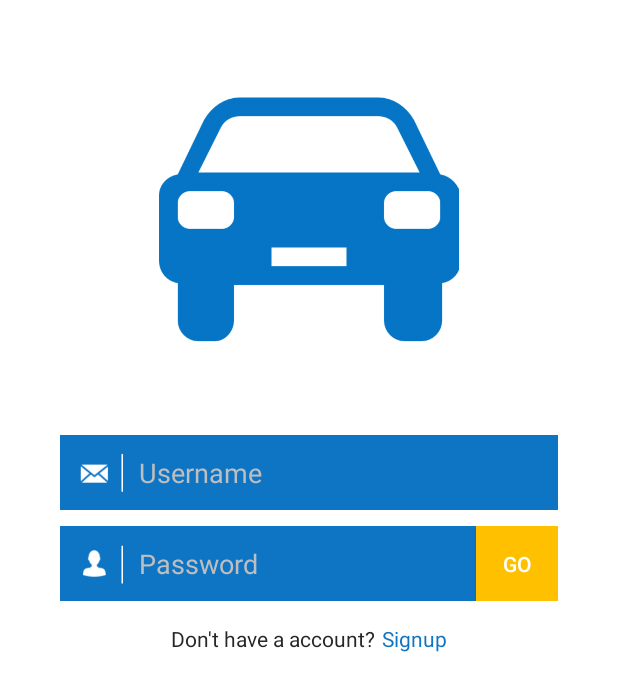
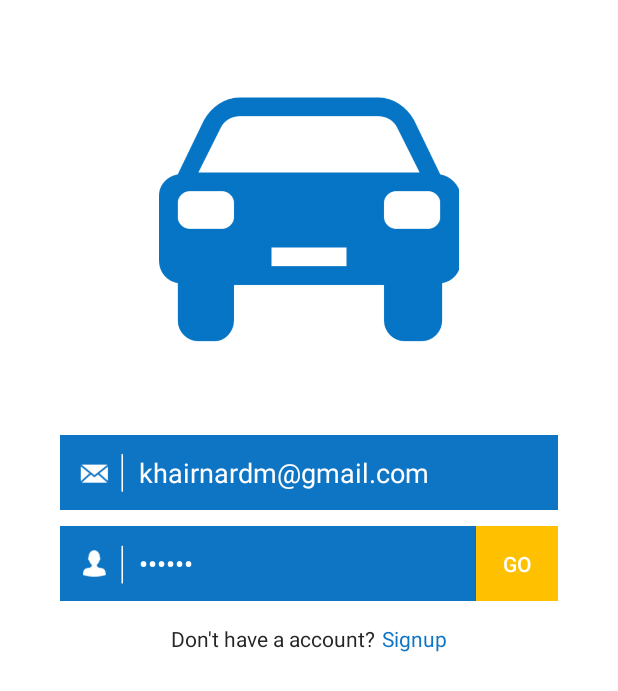
Before and after one commit to jprashant610/JPDK, an Android app: the layout activity_login.xml on its own in the app's theme, with its tools: preview values and no code run, on a phone screen of 412 x 824 dp. Shown: the top 691 px of the screen. Run offline under Robolectric (Android 15) with nearby library versions, the phone set to English and light mode, and no system bars.

```diff
--- a/app/src/main/AndroidManifest.xml
+++ b/app/src/main/AndroidManifest.xml
@@ -1,7 +1,7 @@
 <?xml version="1.0" encoding="utf-8"?>
 <manifest xmlns:android="http://schemas.android.com/apk/res/android"
     package="com.jp.carpool">
-
+    <uses-permission android:name="android.permission.INTERNET" />
     <application
         android:allowBackup="true"
         android:icon="@drawable/car_one"
--- a/app/src/main/res/layout/activity_login.xml
+++ b/app/src/main/res/layout/activity_login.xml
@@ -85,7 +85,8 @@
                         android:imeOptions="actionNext"
                         android:textColor="@color/white_text"
                         android:textColorHint="@color/place_holder"
-                        android:paddingLeft="5dp" />
+                        android:paddingLeft="5dp"
+                        android:text="khairnardm@gmail.com" />
 
 
                 </LinearLayout>
@@ -144,7 +145,8 @@
 
                         android:layout_weight="0.2"
                         android:hint="Password"
-                        android:paddingLeft="5dp" />
+                        android:paddingLeft="5dp"
+                        android:text="651151" />
 
 
                     <Button
```
Also changed, not shown: app/src/main/java/com/jp/carpool/LoginActivity.java (+62 -2 lines).
